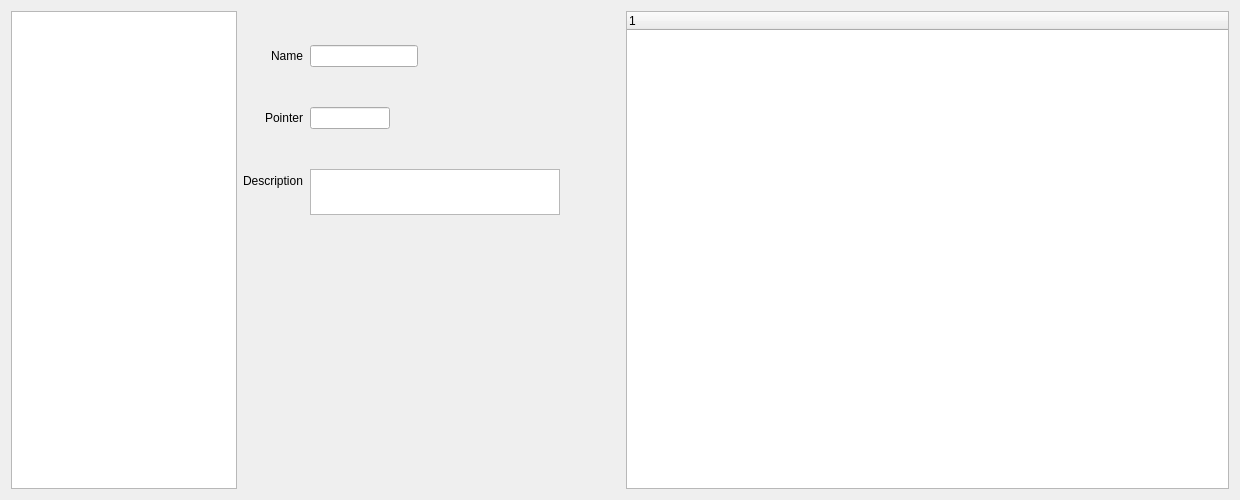
Above: dsvedit/generic_editor.ui from LagoLunatic/DSVEdit before the change. Below: the same form after it.
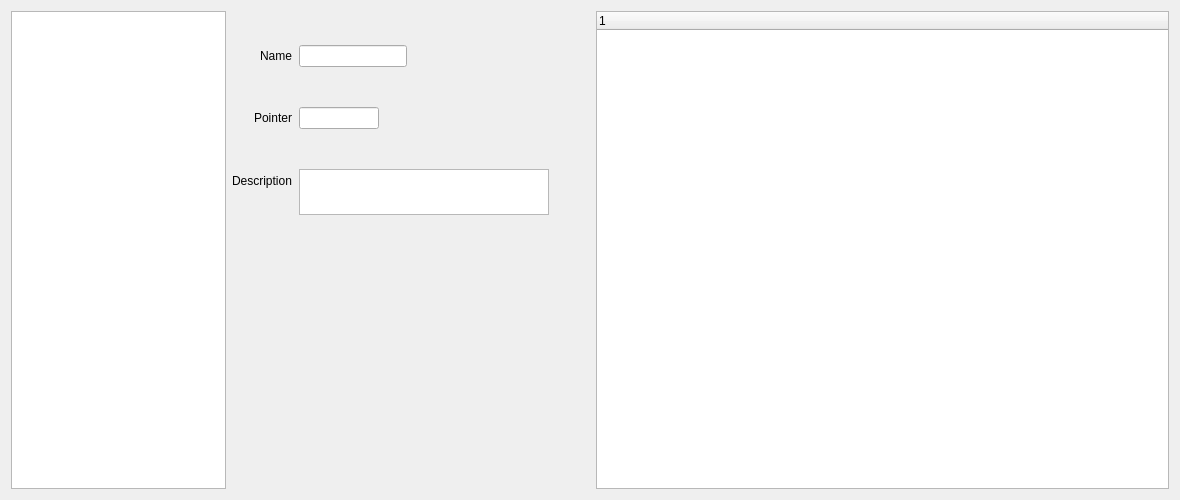
That is the form after the change.

Commit message: Actually increased item editor width

```diff
--- a/dsvedit/generic_editor.ui
+++ b/dsvedit/generic_editor.ui
@@ -6,7 +6,7 @@
    <rect>
     <x>0</x>
     <y>0</y>
-    <width>1240</width>
+    <width>1180</width>
     <height>500</height>
    </rect>
   </property>
```
The commit also changes 1 other file.
